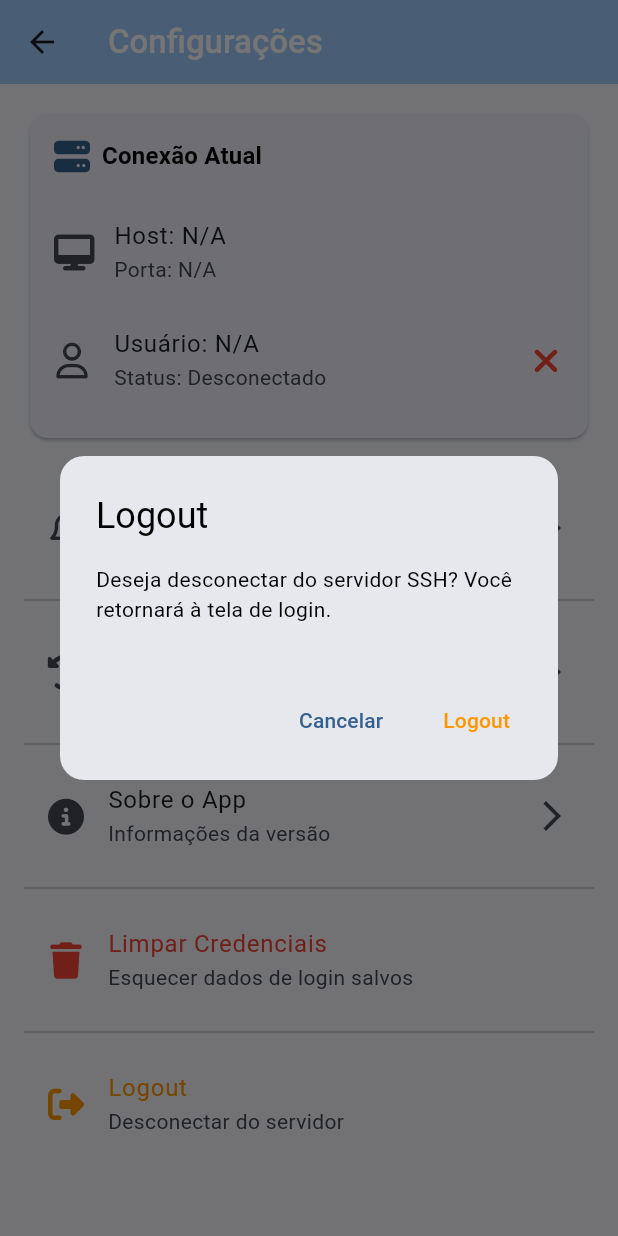
After one commit to dipievil/easy-ssh-mob, a Flutter app: the SettingsScreen screen opened by its route, after a tap on "Logout", on a phone screen of 412 x 824 dp. The commit adds this screen. Run offline on Flutter 3.47's test engine with Material 3 defaults, Android fonts, the phone set to English and light mode, and no system bars; our stand-ins replace audioplayers, flutter_secure_storage, font_awesome_flutter; missing offline and left inert: dartssh2; accounts and stored records are empty.

Commit message:
feat: add settings screen and navigation; update gradle and logging

```diff
--- a/src/lib/main.dart
+++ b/src/lib/main.dart
@@ -1,6 +1,8 @@
 import 'package:flutter/material.dart';
 import 'package:provider/provider.dart';
 import 'screens/login_screen.dart';
+import 'screens/settings_screen.dart';
+import 'screens/file_explorer_screen.dart';
 import 'providers/ssh_provider.dart';
 import 'themes/app_theme.dart';
 
@@ -32,6 +34,10 @@ class MyApp extends StatelessWidget {
         themeMode:
             ThemeMode.system, // Automatically switch based on system preference
         home: const LoginScreen(),
+        routes: {
+          '/settings': (context) => const SettingsScreen(),
+          '/file-explorer': (context) => const FileExplorerScreen(),
+        },
       ),
     );
   }
--- /dev/null
+++ b/src/lib/screens/settings_screen.dart
@@ -0,0 +1,260 @@
+import 'package:flutter/material.dart';
+import 'package:font_awesome_flutter/font_awesome_flutter.dart';
+import 'package:provider/provider.dart';
+import '../providers/ssh_provider.dart';
+import 'notification_settings_screen.dart';
+import 'session_log_screen.dart';
+
+/// Settings screen for app configuration
+class SettingsScreen extends StatelessWidget {
+  const SettingsScreen({super.key});
+
+  @override
+  Widget build(BuildContext context) {
+    return Scaffold(
+      appBar: AppBar(
+        title: const Text('Configurações'),
+        backgroundColor: Theme.of(context).colorScheme.inversePrimary,
+      ),
+      body: Padding(
+        padding: const EdgeInsets.all(16),
+        child: Column(
+          children: [
+            // Connection Info Card
+            Card(
+              child: Padding(
+                padding: const EdgeInsets.all(16),
+                child: Consumer<SshProvider>(
+                  builder: (context, sshProvider, child) {
+                    return Column(
+                      crossAxisAlignment: CrossAxisAlignment.start,
+                      children: [
+                        Row(
+                          children: [
+                            Icon(
+                              FontAwesomeIcons.server,
+                              color: Theme.of(context).primaryColor,
+                            ),
+                            const SizedBox(width: 8),
+                            Text(
+                              'Conexão Atual',
+                              style: Theme.of(context)
+                                  .textTheme
+                                  .titleMedium
+                                  ?.copyWith(fontWeight: FontWeight.bold),
+                            ),
+                          ],
+                        ),
+                        const SizedBox(height: 16),
+                        ListTile(
+                          leading: const Icon(FontAwesomeIcons.desktop),
+                          title: Text(
+                              'Host: ${sshProvider.currentCredentials?.host ?? 'N/A'}'),
+                          subtitle: Text(
+                              'Porta: ${sshProvider.currentCredentials?.port ?? 'N/A'}'),
+                          contentPadding: EdgeInsets.zero,
+                        ),
+                        ListTile(
+                          leading: const Icon(FontAwesomeIcons.user),
+                          title: Text(
+                              'Usuário: ${sshProvider.currentCredentials?.username ?? 'N/A'}'),
+                          subtitle: Text(
+                            'Status: ${sshProvider.isConnected ? 'Conectado' : 'Desconectado'}',
+                          ),
+                          contentPadding: EdgeInsets.zero,
+                          trailing: Icon(
+                            sshProvider.isConnected
+                                ? FontAwesomeIcons.wifi
+                                : FontAwesomeIcons.xmark,
+                            color: sshProvider.isConnected
+                                ? Colors.green
+                                : Colors.red,
+                          ),
+                        ),
+                      ],
+                    );
+                  },
+                ),
+              ),
+            ),
+
+            const SizedBox(height: 16),
+
+            // Settings Options
+            Expanded(
+              child: ListView(
+                children: [
+                  // Notification Settings
+                  ListTile(
+                    leading: const Icon(FontAwesomeIcons.bell),
+                    title: const Text('Notificações'),
+                    subtitle: const Text('Configurar alertas e sons'),
+                    trailing: const Icon(Icons.arrow_forward_ios),
+                    onTap: () {
+                      Navigator.push(
+                        context,
+                        MaterialPageRoute(
+                          builder: (context) =>
+                              const NotificationSettingsScreen(),
+                        ),
+                      );
+                    },
+                  ),
+
+                  const Divider(),
+
+                  // Session Log
+                  ListTile(
+                    leading: const Icon(FontAwesomeIcons.clockRotateLeft),
+                    title: const Text('Log da Sessão'),
+                    subtitle: const Text('Ver histórico de comandos'),
+                    trailing: const Icon(Icons.arrow_forward_ios),
+                    onTap: () {
+                      Navigator.push(
+                        context,
+                        MaterialPageRoute(
+                          builder: (context) => const SessionLogScreen(),
+                        ),
+                      );
+                    },
+                  ),
+
+                  const Divider(),
+
+                  // App Info
+                  ListTile(
+                    leading: const Icon(FontAwesomeIcons.circleInfo),
+                    title: const Text('Sobre o App'),
+                    subtitle: const Text('Informações da versão'),
+                    trailing: const Icon(Icons.arrow_forward_ios),
+                    onTap: () => _showAboutDialog(context),
+                  ),
+
+                  const Divider(),
+
+                  // Clear Credentials
+                  Consumer<SshProvider>(
+                    builder: (context, sshProvider, child) {
+                      return ListTile(
+                        leading: const Icon(
+                          FontAwesomeIcons.trash,
+                          color: Colors.red,
+                        ),
+                        title: const Text(
+                          'Limpar Credenciais',
+                          style: TextStyle(color: Colors.red),
+                        ),
+                        subtitle: const Text('Esquecer dados de login salvos'),
+                        onTap: () =>
+                            _showClearCredentialsDialog(context, sshProvider),
+                      );
+                    },
+                  ),
+
+                  const Divider(),
+
+                  // Logout
+                  ListTile(
+                    leading: const Icon(
+                      FontAwesomeIcons.rightFromBracket,
+                      color: Colors.orange,
+                    ),
+                    title: const Text(
+                      'Logout',
+                      style: TextStyle(color: Colors.orange),
+                    ),
+                    subtitle: const Text('Desconectar do servidor'),
+                    onTap: () => _showLogoutDialog(context),
+                  ),
+                ],
+              ),
+            ),
+          ],
+        ),
+      ),
+    );
+  }
+
+  void _showAboutDialog(BuildContext context) {
+    showAboutDialog(
+      context: context,
+      applicationName: 'EasySSH',
+      applicationVersion: '1.0.1',
+      applicationIcon: const Icon(
+        FontAwesomeIcons.terminal,
+        size: 48,
+        color: Colors.deepPurple,
+      ),
+      children: [
+        const Text('Cliente SSH simples e intuitivo para dispositivos móveis.'),
+        const SizedBox(height: 16),
+        const Text('Desenvolvido com Flutter 💙'),
+      ],
+    );
+  }
+
+  void _showClearCredentialsDialog(
+      BuildContext context, SshProvider sshProvider) {
+    showDialog(
+      context: context,
+      builder: (context) => AlertDialog(
+        title: const Text('Limpar Credenciais'),
+        content: const Text(
+          'Tem certeza de que deseja esquecer todas as credenciais salvas? '
+          'Você precisará inserir os dados de login novamente.',
+        ),
+        actions: [
+          TextButton(
+            onPressed: () => Navigator.of(context).pop(),
+            child: const Text('Cancelar'),
+          ),
+          TextButton(
+            onPressed: () async {
+              await sshProvider.logout(forgetCredentials: true);
+              if (context.mounted) {
+                Navigator.of(context).pop();
+                ScaffoldMessenger.of(context).showSnackBar(
+                  const SnackBar(
+                    content: Text('Credenciais removidas com sucesso'),
+                    backgroundColor: Colors.green,
+                  ),
+                );
+              }
+            },
+            style: TextButton.styleFrom(foregroundColor: Colors.red),
+            child: const Text('Limpar'),
+          ),
+        ],
+      ),
+    );
+  }
+
+  void _showLogoutDialog(BuildContext context) {
+    showDialog(
+      context: context,
+      builder: (context) => AlertDialog(
+        title: const Text('Logout'),
+        content: const Text(
+          'Deseja desconectar do servidor SSH? '
+          'Você retornará à tela de login.',
+        ),
+        actions: [
+          TextButton(
+            onPressed: () => Navigator.of(context).pop(),
+            child: const Text('Cancelar'),
+          ),
+          TextButton(
+            onPressed: () {
+              final sshProvider =
+                  Provider.of<SshProvider>(context, listen: false);
+              sshProvider.disconnect();
+              Navigator.of(context).popUntil((route) => route.isFirst);
+            },
+            style: TextButton.styleFrom(foregroundColor: Colors.orange),
+            child: const Text('Logout'),
+          ),
+        ],
+      ),
+    );
+  }
+}
--- a/src/pubspec.yaml
+++ b/src/pubspec.yaml
@@ -44,6 +44,8 @@ dependencies:
 
 dev_dependencies:
   flutter_test:
+    sdk: flutter
+  integration_test:
     sdk: flutter
   mockito: ^5.4.4
 
```
Also changed, not shown: src/lib/widgets/tools_drawer.dart (+17 -0 lines), 5 other files.
